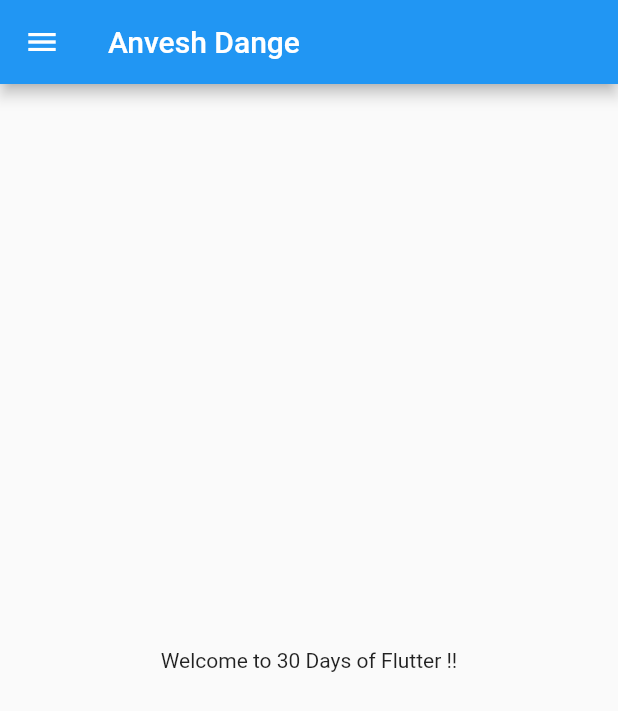
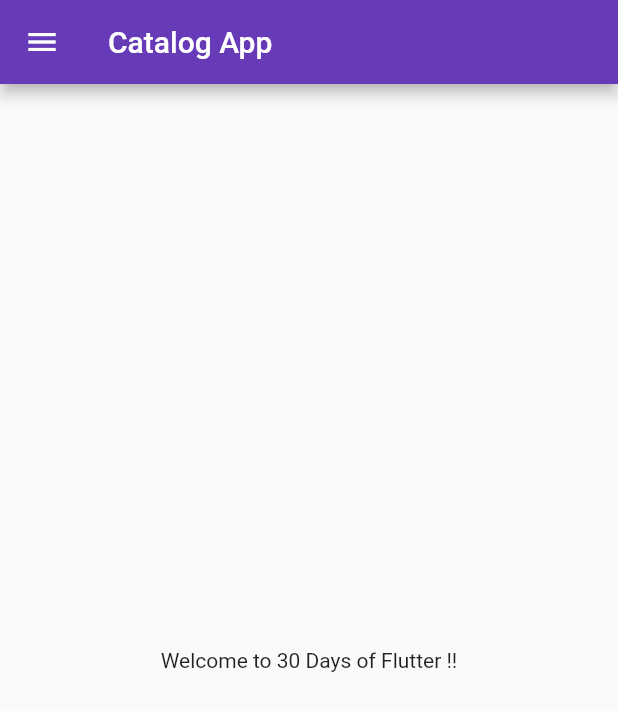
Before and after one commit to anveshdange/30DaysOfFlutter, a Flutter app: the screen it shows after launch, on a phone screen of 412 x 824 dp. Shown: the top 711 px of the screen. Run offline on Flutter 3.47's test engine with Material 2 defaults, Android fonts, the phone set to English and light mode, and no system bars.

Commit message:
day3 completed successfully. Learned a lot of things here.

```diff
--- a/lib/main.dart
+++ b/lib/main.dart
@@ -1,4 +1,5 @@
-import 'package:codepur/home_page.dart';
+import 'package:codepur/pages/home_page.dart';
+import 'package:codepur/pages/login_page.dart';
 import 'package:flutter/material.dart' ;
 
 void main() {
@@ -10,11 +11,20 @@ class MyApp extends StatelessWidget {
 
   @override
   Widget build(BuildContext context) {
-
-    const int days = 30;
-
-    return  const MaterialApp(
-      home: HomePage(),
+    return  MaterialApp(
+      themeMode: ThemeMode.light,
+      theme: ThemeData(
+        primarySwatch: Colors.deepPurple,
+      ),
+      darkTheme: ThemeData(
+        brightness: Brightness.dark,
+      ),
+      initialRoute: '/home',
+      routes: {
+        "/" : (context) => const LoginPage(), //  this means home route in place
+        "/home" : (context) => const HomePage(), // this is the home page route
+        "/login" : (context) => const LoginPage(), // this is the login page route
+      },
     );
   }
 }
--- a/lib/home_page.dart
+++ b/lib/pages/home_page.dart
@@ -7,7 +7,7 @@ class HomePage extends StatelessWidget {
   Widget build(BuildContext context) {
     return Scaffold(
       appBar: AppBar(
-        title: const Text('Anvesh Dange'),
+        title: const Text('Catalog App'),
       ),
       body: Center(
         child: Container(
```
Also changed, not shown: lib/pages/login_page.dart (added, +21 -0 lines).
